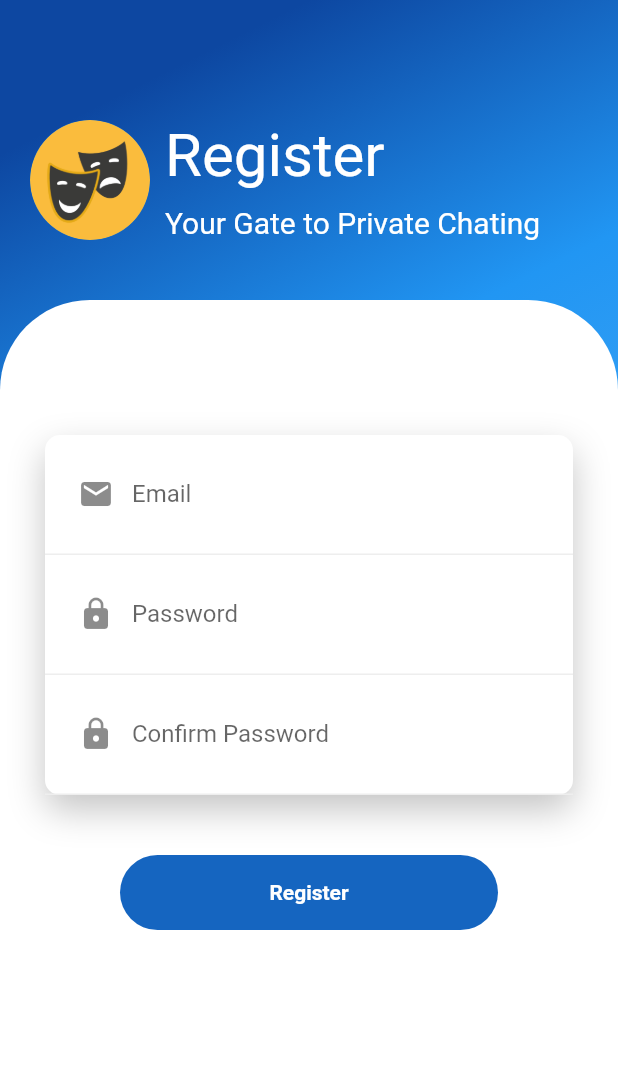
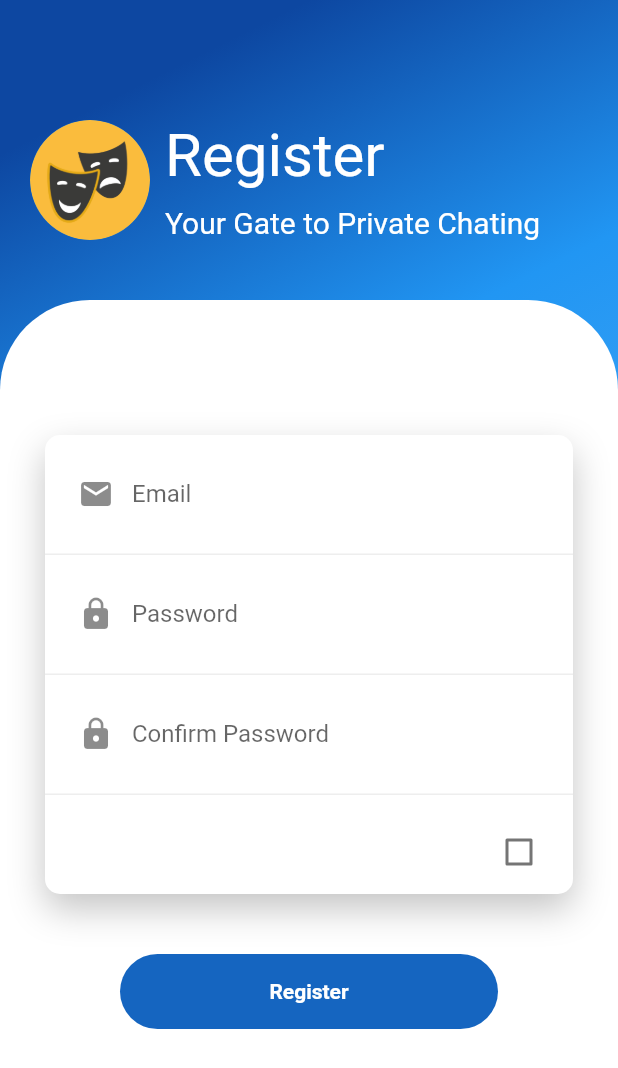
Before and after one commit to islamhmam/anonymous_chat_app, a Flutter app: the RegisterScreen screen opened directly, on a phone screen of 412 x 824 dp. Shown: the top 1068 px of the screen. Run offline on Flutter 3.47's test engine with Material 2 defaults, Android fonts, the phone set to English and light mode, and no system bars; our stand-ins replace bloc, cached_network_image, cloud_firestore, conditional_builder, firebase_auth, firebase_core and 5 more; accounts and stored records are empty; statements that could not run were skipped.

```diff
--- a/lib/modules/register/cubit/register_cubit.dart
+++ b/lib/modules/register/cubit/register_cubit.dart
@@ -13,6 +13,14 @@ class RegisterCubit extends Cubit<RegisterStates> {
   RegisterCubit() : super(RegisterInitialState());
 
   static RegisterCubit get(context) => BlocProvider.of(context);
+
+  bool isUserPolicyChecked=false;
+
+  void changeUserPolicy(bool value){
+
+    isUserPolicyChecked=value;
+    emit(ChangePolicyState());
+  }
 
 
   void userRegister({
--- a/lib/modules/register/cubit/register_states.dart
+++ b/lib/modules/register/cubit/register_states.dart
@@ -20,3 +20,7 @@ class CreateUserErrorState extends RegisterStates{
   final String error;
   CreateUserErrorState(this.error);
 }
+
+
+
+class ChangePolicyState extends RegisterStates{}
--- a/lib/modules/register/register_screen.dart
+++ b/lib/modules/register/register_screen.dart
@@ -178,6 +178,13 @@ class RegisterScreen extends StatelessWidget {
                                           prefix: Icons.lock,)  ,
                                       ),
 
+                                      SizedBox(height: 10,),
+                                      CheckboxListTile(
+                                          value:RegisterCubit.get(context).isUserPolicyChecked ,
+                                          onChanged: (value){
+                                            RegisterCubit.get(context).changeUserPolicy(value!);
+                                          }),
+
                                     ],
                                   ),
                                 ),
```
